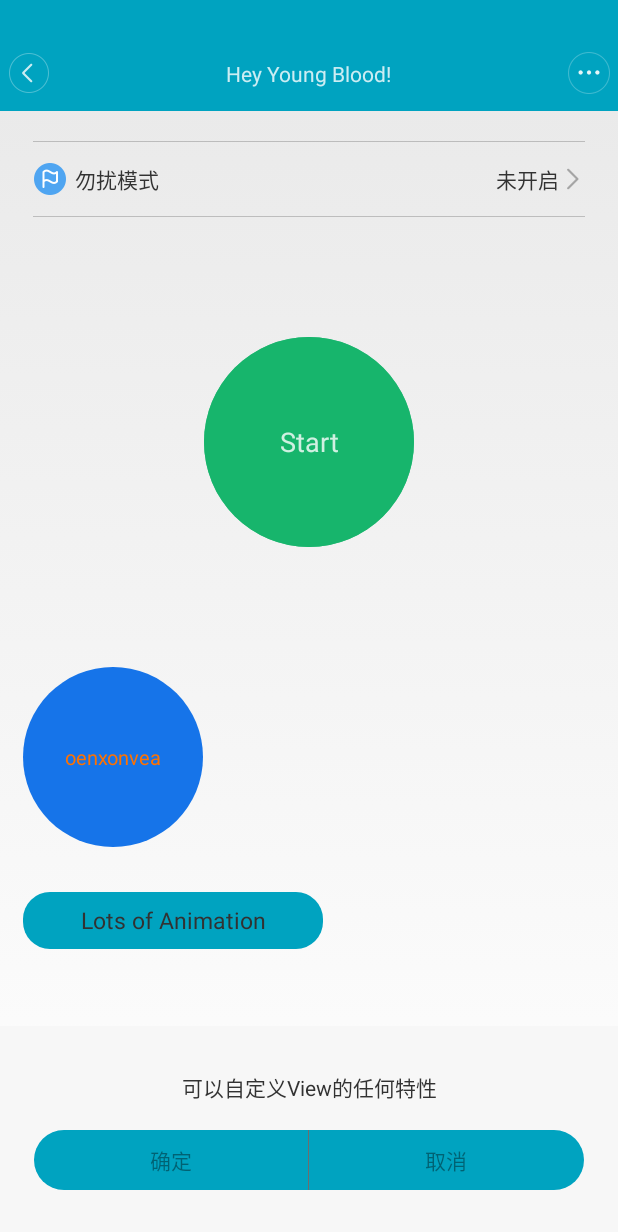
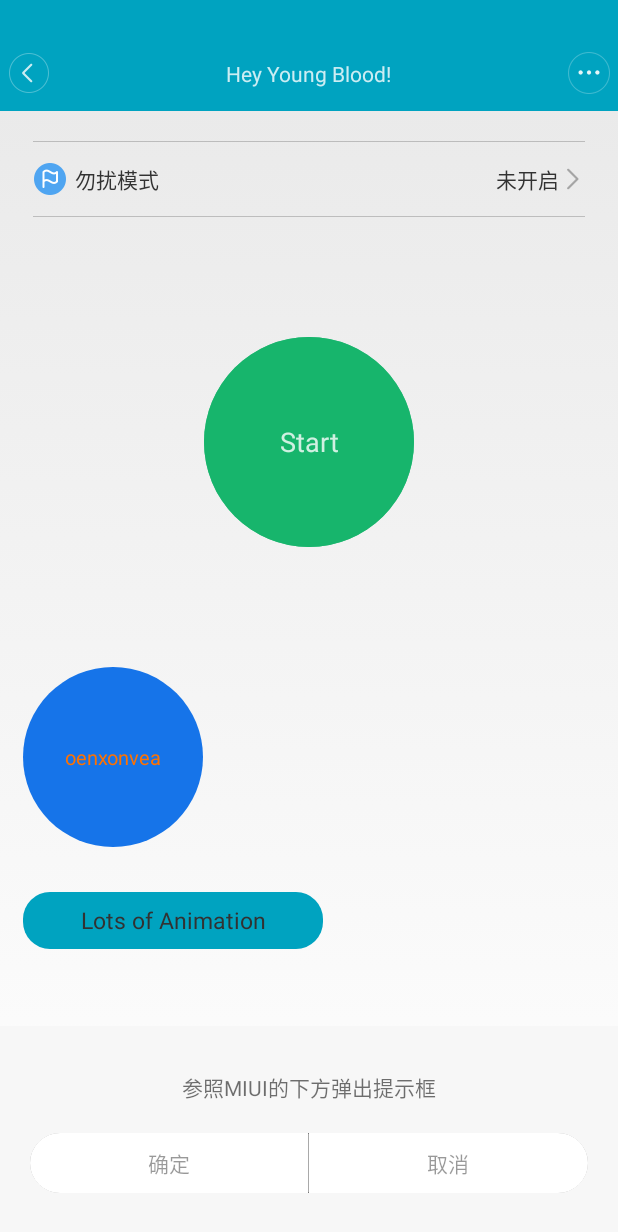
Before and after one commit to JayZhaoCN/CustomActionBar, an Android app: the fragment SimpleDialogFragment placed in its activity, on a phone screen of 412 x 824 dp. Shown: the top 1232 px of the screen. Run offline under Robolectric (Android 15) with nearby library versions, the phone set to English and light mode, and no system bars.

Commit message:
优化 并理解代码

```diff
--- a/app/src/main/java/com/jayzhao/customactionbar/Widget/MyDialogFragment.java
+++ b/app/src/main/java/com/jayzhao/customactionbar/Widget/MyDialogFragment.java
@@ -27,26 +27,57 @@ public class MyDialogFragment extends DialogFragment implements View.OnClickList
     private TextView mRightButton = null;
 
     public interface OnOpClickListener {
-        public void onEmptyAreaClick(DialogFragment dialog);
-        public void onRightClick(DialogFragment dialog);
-        public void onLeftClick(DialogFragment dialog);
+        void onEmptyAreaClick(DialogFragment dialog);
+        void onRightClick(DialogFragment dialog);
+        void onLeftClick(DialogFragment dialog);
     }
 
     @Nullable
     @Override
     public View onCreateView(LayoutInflater inflater, ViewGroup container, Bundle savedInstanceState) {
-        View view = inflater.inflate(inflateLayout(), container, false);
+        View view;
+        //这段代码的写法的合理性有待商榷
+        if(inflateLayout() != 0) {
+            view = inflater.inflate(inflateLayout(), container, false);
+        } else {
+            try {
+                throw new Exception("make sure that method inflateLayout() must be override and not return zero!");
+            } catch (Exception e) {
+                e.printStackTrace();
+            }
+            return null;
+        }
+
         mEmptyArea = view.findViewById(R.id.dlg_empty_area_btn);
         mRightButton = (TextView) view.findViewById(R.id.right_text);
         mLeftButton = (TextView) view.findViewById(R.id.left_text);
 
         //这三个控件是有可能找不到的
-        if(mEmptyArea != null)
+        //因为可能继承的Fragment的布局文件中没有定义这几个控件
+        if(mEmptyArea != null) {
             mEmptyArea.setOnClickListener(this);
-        if(mRightButton != null)
+            try {
+                throw new Exception("请定义id为R.id.dlg_empty_area_btn的控件");
+            } catch (Exception e) {
+                e.printStackTrace();
+            }
+        }
+        if(mRightButton != null) {
             mRightButton.setOnClickListener(this);
-        if(mLeftButton != null)
+            try {
+                throw new Exception("请定义id为R.id.right_text的控件");
+            } catch (Exception e) {
+                e.printStackTrace();
+            }
+        }
+        if(mLeftButton != null) {
             mLeftButton.setOnClickListener(this);
+            try {
+                throw new Exception("请定义id为R.id.left_text的控件");
+            } catch (Exception e) {
+                e.printStackTrace();
+            }
+        }
         return view;
     }
 
@@ -67,6 +98,7 @@ public class MyDialogFragment extends DialogFragment implements View.OnClickList
         switch (v.getId()) {
             case R.id.dlg_empty_area_btn:
                 dismiss();
+                mListener.onEmptyAreaClick(this);
                 break;
             case R.id.left_text:
                 mListener.onLeftClick(this);
--- a/app/src/main/java/com/jayzhao/customactionbar/Widget/SimpleDialogFragment.java
+++ b/app/src/main/java/com/jayzhao/customactionbar/Widget/SimpleDialogFragment.java
@@ -10,7 +10,7 @@ import android.widget.TextView;
 import com.jayzhao.customactionbar.R;
 
 /**
- * Created by hm on 16-5-4.
+ * Created by Jay on 16-5-4.
  * 使用说明：
  * 可以更改布局，可以自定义布局中所有的View特性
  */
@@ -25,9 +25,8 @@ public class SimpleDialogFragment extends MyDialogFragment {
     @Override
     public View onCreateView(LayoutInflater inflater, ViewGroup container, Bundle savedInstanceState) {
         View view = super.onCreateView(inflater, container, savedInstanceState);
-
-        TextView a = (TextView) view.findViewById(R.id.dialog_title);
-        a.setText("可以自定义View的任何特性");
+        TextView titleText = (TextView) view.findViewById(R.id.dialog_title);
+        titleText.setText("参照MIUI的下方弹出提示框");
         return view;
     }
 }
--- /dev/null
+++ b/app/src/main/res/drawable/dialog_bottom_bar_background.xml
@@ -0,0 +1,15 @@
+<?xml version="1.0" encoding="utf-8"?>
+<selector xmlns:android="http://schemas.android.com/apk/res/android">
+    <item>
+        <shape>
+            <solid android:color="@color/item_bg_pressed"/>
+
+            <stroke android:width="0.5dp" android:color="@color/stroke_line" />
+
+            <corners android:radius="20dp"/>
+
+            <!--额。。。这里不加padding看不见。。。-->
+            <padding android:bottom="0.5dp" android:left="0.5dp" android:right="0.5dp" android:top="0.5dp" />
+        </shape>
+    </item>
+</selector>
--- a/app/src/main/res/drawable/left_btn_background.xml
+++ b/app/src/main/res/drawable/left_btn_background.xml
@@ -3,14 +3,14 @@
 
     <item android:state_pressed="true">
         <shape>
-            <solid android:color="@color/titlebar_bg_color_dark"/>
+            <solid android:color="@color/item_bg_pressed"/>
             <corners android:bottomLeftRadius="20dp" android:topLeftRadius="20dp"/>
         </shape>
     </item>
 
     <item>
         <shape>
-            <solid android:color="@color/titlebar_bg_color"/>
+            <solid android:color="@android:color/white"/>
             <corners android:bottomLeftRadius="20dp" android:topLeftRadius="20dp"/>
         </shape>
     </item>
--- a/app/src/main/res/drawable/right_btn_background.xml
+++ b/app/src/main/res/drawable/right_btn_background.xml
@@ -3,14 +3,14 @@
 
     <item android:state_pressed="true">
         <shape>
-            <solid android:color="@color/titlebar_bg_color_dark"/>
+            <solid android:color="@color/item_bg_pressed"/>
             <corners android:bottomRightRadius="20dp" android:topRightRadius="20dp"/>
         </shape>
     </item>
 
     <item>
         <shape>
-            <solid android:color="@color/titlebar_bg_color"/>
+            <solid android:color="@android:color/white"/>
             <corners android:bottomRightRadius="20dp" android:topRightRadius="20dp"/>
         </shape>
     </item>
--- a/app/src/main/res/layout/dialog_bottombar.xml
+++ b/app/src/main/res/layout/dialog_bottombar.xml
@@ -4,18 +4,22 @@
     android:orientation="horizontal"
     android:layout_width="match_parent"
     android:layout_height="wrap_content"
-    android:layout_alignParentBottom="true"
-    android:layout_centerHorizontal="true"
-    android:layout_marginBottom="22.5dp"
-    android:layout_marginLeft="22.5dp"
-    android:layout_marginRight="22.5dp"
-    android:gravity="center"
-    android:layout_marginTop="10dp"
     >
 
+    <!--
+        我也是醉了，为什么预览界面在android 6.0下是正确的，改到之前的版本就是错的？
+        郁闷了好半天。。。
+    -->
+
+        <LinearLayout
+            android:layout_margin="20dp"
+            android:orientation="horizontal"
+            android:layout_width="match_parent"
+            android:layout_height="wrap_content"
+            android:layout_centerHorizontal="true"
+            android:background="@drawable/dialog_bottom_bar_background"
+            >
             <TextView
-        android:layout_marginBottom="20dp"
-        android:layout_marginTop="20dp"
                 android:gravity="center"
                 android:layout_width="0dp"
                 android:layout_height="40dp"
@@ -27,14 +31,11 @@
                 />
 
             <View
-        android:background="@color/black_50_percent"
+                android:background="@color/stroke_line"
                 android:layout_width="1px"
                 android:layout_height="40dp"/>
 
-
             <TextView
-        android:layout_marginBottom="20dp"
-        android:layout_marginTop="20dp"
                 android:gravity="center"
                 android:layout_width="0dp"
                 android:layout_height="40dp"
@@ -44,5 +45,5 @@
                 android:layout_weight="1"
                 android:clickable="true"
                 />
-
     </LinearLayout>
+</LinearLayout>
--- a/app/src/main/res/layout/dialog_layout.xml
+++ b/app/src/main/res/layout/dialog_layout.xml
@@ -21,6 +21,7 @@
             android:layout_width="match_parent"
             android:layout_height="140dp">
             <TextView
+                android:textColor="@color/black_50_percent"
                 android:layout_marginTop="30dp"
                 android:id="@+id/dialog_title"
                 android:layout_width="match_parent"
--- a/app/src/main/res/values/colors.xml
+++ b/app/src/main/res/values/colors.xml
@@ -63,6 +63,7 @@
     <color name="black_60_percent">#99000000</color>
     <color name="black_80_percent">#CC000000</color>
     <color name="selected_origin">#FFFF7200</color>
+    <color name="stroke_line">#4D000000</color>
 
     <!-- smart play color -->
     <color name="smartdevice_color">@color/blue_dark</color>
```
Lines whose indentation alone changed are shown as unchanged.
